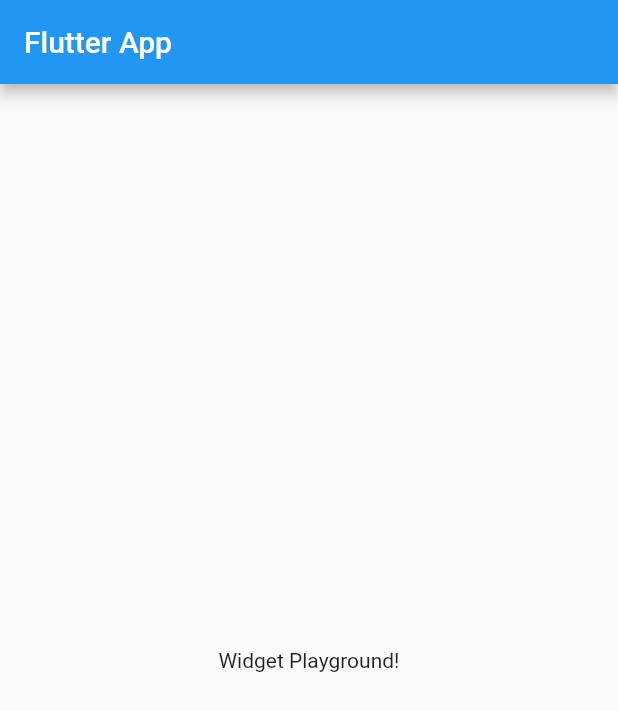
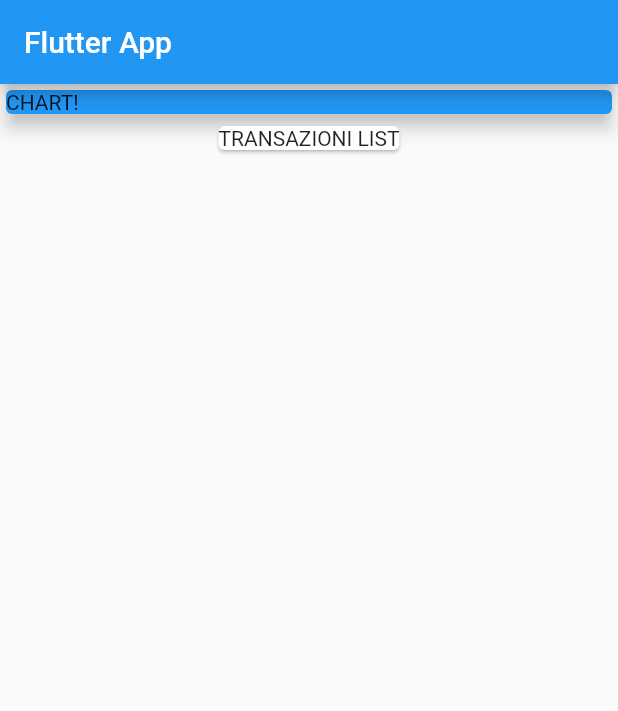
Before and after one commit to antoniocasto/Xpenses, a Flutter app: the screen it shows after launch, on a phone screen of 412 x 824 dp. Shown: the top 711 px of the screen. Run offline on Flutter 3.47's test engine with Material 2 defaults, Android fonts, the phone set to English and light mode, and no system bars.

Commit message:
end of lesson 4 chapter 4

```diff
--- a/lib/main.dart
+++ b/lib/main.dart
@@ -15,17 +15,29 @@ class MyApp extends StatelessWidget {
 class MyHomePage extends StatelessWidget {
   @override
   Widget build(BuildContext context) {
-    // This method is rerun every time setState is called, for instance as done
-    // by the _incrementCounter method above.
-    //
-    // The Flutter framework has been optimized to make rerunning build methods
-    // fast, so that you can just rebuild anything that needs updating rather
-    // than having to individually change instances of widgets.
     return Scaffold(
       appBar: AppBar(
         title: Text('Flutter App'),
       ),
-      body: Center(child: Text('Widget Playground!')),
+      body: Column(
+        children: <Widget>[
+          Container(
+            width: double.infinity,
+            child: Card(
+              color: Colors.blue,
+              elevation: 5,
+              child: Text(
+                'CHART!',
+              ),
+            ),
+          ),
+          Card(
+            child: Text(
+              'TRANSAZIONI LIST',
+            ),
+          ),
+        ],
+      ),
     );
   }
 }
```
Also changed, not shown: 126 other files.
